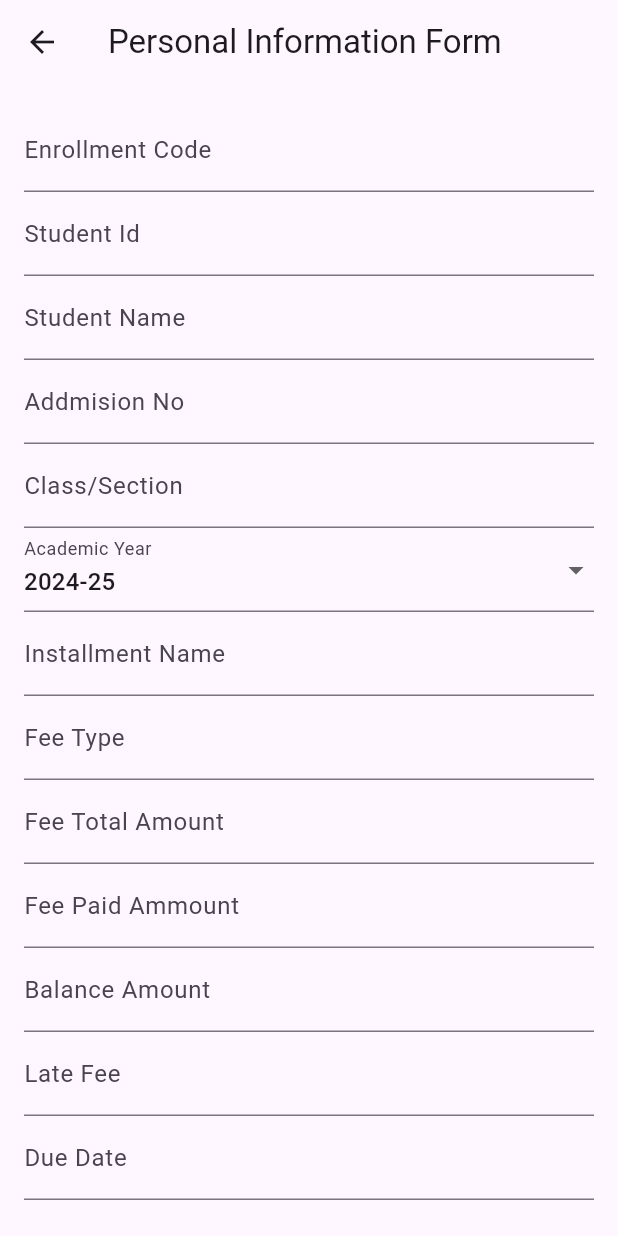
After one commit to Research-Cell-2024-2025/Elite-Learning-App, a Flutter app: the AddFeesPage screen opened directly, on a phone screen of 412 x 824 dp. The commit adds this screen. Run offline on Flutter 3.47's test engine with Material 3 defaults, Android fonts, the phone set to English and light mode, and no system bars; our stand-ins replace cloud_firestore, file_picker, firebase_auth, firebase_core, firebase_messaging, firebase_storage and 8 more; missing offline and left inert: flutter_pdfview, googleapis, workmanager; accounts and stored records are empty; project files that could hold a hidden picture were left out.

Commit message:
Add fees admin done

```diff
--- /dev/null
+++ b/elite/lib/admin/addFeespage.dart
@@ -0,0 +1,562 @@
+import 'package:cloud_firestore/cloud_firestore.dart';
+import 'package:firebase_auth/firebase_auth.dart';
+import 'package:flutter/material.dart';
+import 'package:intl/intl.dart';
+
+class AddFeesPage extends StatefulWidget {
+  const AddFeesPage({super.key});
+
+  @override
+  State<AddFeesPage> createState() => _AddFeesPageState();
+}
+
+class _AddFeesPageState extends State<AddFeesPage> {
+  final FirebaseAuth _auth = FirebaseAuth.instance;
+  final _formKey = GlobalKey<FormState>();
+  final _firestore = FirebaseFirestore.instance.collection('feesRecord');
+
+  final _studentNameController = TextEditingController();
+  final _enrollmentCodeController = TextEditingController();
+  final _studentIdController = TextEditingController();
+  final _admissionNumber = TextEditingController();
+  final _classOrSectionController = TextEditingController();
+  final _installmentNameController = TextEditingController();
+  final _feeTypeController = TextEditingController();
+  final _feeAmountController1 = TextEditingController();
+  final _paidAmmountController2 = TextEditingController();
+  final _ballanceController1 = TextEditingController();
+  final _lateFeesController2 = TextEditingController();
+  final _dueDateController3 = TextEditingController();
+  final _dateOfPaymentController = TextEditingController();
+  final _paymentRecieptNoController = TextEditingController();
+
+  String _selectedPaymentMode = 'Cash';
+  String _selectedPaymentStatus = 'Successful';
+  String _selectedAcademicYear = '2024-25';
+
+  @override
+  void dispose() {
+    _studentNameController.dispose();
+    _enrollmentCodeController.dispose();
+    _studentIdController.dispose();
+    _admissionNumber.dispose();
+    _classOrSectionController.dispose();
+    _installmentNameController.dispose();
+    _feeTypeController.dispose();
+    _feeAmountController1.dispose();
+    _paidAmmountController2.dispose();
+    _ballanceController1.dispose();
+    _lateFeesController2.dispose();
+    _dueDateController3.dispose();
+    _dateOfPaymentController.dispose();
+    _paymentRecieptNoController.dispose();
+    super.dispose();
+  }
+
+  Future<void> _selectDate() async {
+    final DateTime? pickedDate = await showDatePicker(
+      context: context,
+      initialDate: DateTime.now(),
+      firstDate: DateTime(1900),
+      lastDate: DateTime.now(),
+    );
+
+    if (pickedDate != null) {
+      final formattedDate = DateFormat('dd-MM-yyyy').format(pickedDate);
+      setState(() {
+        _dateOfPaymentController.text = formattedDate;
+      });
+    }
+  }
+
+  Future<void> _selectDateForDueDate() async {
+    final DateTime? pickedDate = await showDatePicker(
+      context: context,
+      initialDate: DateTime.now(),
+      firstDate: DateTime(1900),
+      lastDate: DateTime(2035),
+    );
+
+    if (pickedDate != null) {
+      final formattedDate = DateFormat('dd-MM-yyyy').format(pickedDate);
+      setState(() {
+        _dueDateController3.text = formattedDate;
+      });
+    }
+  }
+
+  Future<void> add() async {
+    try {
+      final studentData = {
+        'student_name': _studentNameController.text,
+        'enrollment_code': _enrollmentCodeController.text,
+        'student_id': _studentIdController.text,
+        'admission_no': _admissionNumber.text,
+        'class': _classOrSectionController.text,
+        'academic_year': _selectedAcademicYear,
+        'installment_name': _installmentNameController.text,
+        'fee_type': _feeTypeController.text,
+        'total_fee_amount': _feeAmountController1.text,
+        'paid_amount': _paidAmmountController2.text,
+        'balance_amount': _ballanceController1.text,
+        'late_fees': _lateFeesController2.text,
+        'due_date': _dueDateController3.text,
+        'payment_date': _dateOfPaymentController.text,
+        'payment_mode': _selectedPaymentMode,
+        'payment_reciept_no': _paymentRecieptNoController.text,
+        'payment_status': _selectedPaymentStatus,
+      };
+
+      await _firestore.doc(_paymentRecieptNoController.text).set(studentData);
+
+      ScaffoldMessenger.of(context).showSnackBar(
+        SnackBar(content: Text('Student information saved successfully!')),
+      );
+      print(studentData);
+      print('Successfull');
+      _formKey.currentState!.reset();
+    } catch (error) {
+      print(error);
+      ScaffoldMessenger.of(context).showSnackBar(
+        SnackBar(content: Text('Failed to save student information: $error')),
+      );
+    }
+  }
+
+  void _submitForm() {
+    if (_formKey.currentState!.validate()) {
+      add();
+    }
+  }
+
+  @override
+  Widget build(BuildContext context) {
+    return Scaffold(
+      appBar: AppBar(
+        title: Text('Personal Information Form'),
+      ),
+      body: Padding(
+        padding: EdgeInsets.all(16.0),
+        child: Form(
+          key: _formKey,
+          child: SingleChildScrollView(
+            child: Column(
+              children: <Widget>[
+                TextFormField(
+                  controller: _enrollmentCodeController,
+                  decoration: InputDecoration(labelText: 'Enrollment Code'),
+                  validator: (value) {
+                    if (value!.isEmpty) {
+                      return 'Please enter father name';
+                    }
+                    return null;
+                  },
+                ),
+                TextFormField(
+                  controller: _studentIdController,
+                  decoration: InputDecoration(labelText: 'Student Id'),
+                  validator: (value) {
+                    if (value!.isEmpty) {
+                      return 'Please enter father name';
+                    }
+                    return null;
+                  },
+                ),
+                TextFormField(
+                  controller: _studentNameController,
+                  decoration: InputDecoration(labelText: 'Student Name'),
+                  validator: (value) {
+                    if (value!.isEmpty) {
+                      return 'Please enter student name';
+                    }
+                    return null;
+                  },
+                ),
+                // DropdownButtonFormField<String>(
+                //   value: _selectedStandard,
+                //   items: ['Jr.KG', 'UKG', 'Day Care', 'PG', 'Nursery'].map((String value) {
+                //     return DropdownMenuItem<String>(
+                //       value: value,
+                //       child: Text(value),
+                //     );
+                //   }).toList(),
+                //   onChanged: (newValue) {
+                //     setState(() {
+                //       _selectedStandard = newValue!;
+                //     });
+                //   },
+                //   decoration: InputDecoration(labelText: 'Standard'),
+                // ),
+                // DropdownButtonFormField<String>(
+                //   value: _selectedGender,
+                //   items: ['Male', 'Female'].map((String value) {
+                //     return DropdownMenuItem<String>(
+                //       value: value,
+                //       child: Text(value),
+                //     );
+                //   }).toList(),
+                //   onChanged: (newValue) {
+                //     setState(() {
+                //       _selectedGender = newValue!;
+                //     });
+                //   },
+                //   decoration: InputDecoration(labelText: 'Gender'),
+                // ),
+                // GestureDetector(
+                //   onTap: _selectDate,
+                //   child: AbsorbPointer(
+                //     child: TextFormField(
+                //       controller: _dobController,
+                //       decoration: InputDecoration(
+                //         labelText: 'Date of Birth',
+                //         suffixIcon: Icon(Icons.calendar_today),
+                //       ),
+                //       validator: (value) {
+                //         if (value!.isEmpty) {
+                //           return 'Please enter date of birth';
+                //         }
+                //         return null;
+                //       },
+                //     ),
+                //   ),
+                // ),
+                // DropdownButtonFormField<String>(
+                //   value: _selectedNationality,
+                //   items: ['Indian', 'Others'].map((String value) {
+                //     return DropdownMenuItem<String>(
+                //       value: value,
+                //       child: Text(value),
+                //     );
+                //   }).toList(),
+                //   onChanged: (newValue) {
+                //     setState(() {
+                //       _selectedNationality = newValue!;
+                //     });
+                //   },
+                //   decoration: InputDecoration(labelText: 'Nationality'),
+                // ),
+                // if (_selectedNationality == 'Others')
+                //   TextFormField(
+                //     controller: _nationalityController,
+                //     decoration: InputDecoration(labelText: 'Specify Nationality'),
+                //     validator: (value) {
+                //       if (value!.isEmpty && _selectedNationality == 'Others') {
+                //         return 'Please specify nationality';
+                //       }
+                //       return null;
+                //     },
+                //   ),
+                TextFormField(
+                  controller: _admissionNumber,
+                  keyboardType: TextInputType.text,
+                  decoration: InputDecoration(labelText: 'Addmision No'),
+                  validator: (value) {
+                    if (value!.isEmpty) {
+                      return 'Please enter address';
+                    }
+                    return null;
+                  },
+                ),
+                TextFormField(
+                  controller: _classOrSectionController,
+                  keyboardType: TextInputType.emailAddress,
+                  decoration: InputDecoration(labelText: 'Class/Section'),
+                  validator: (value) {
+                    if (value!.isEmpty) {
+                      return 'Please enter email';
+                    }
+                    return null;
+                  },
+                ),
+                // TextFormField(
+                //   obscureText: _showPassword,
+                //   keyboardType: TextInputType.visiblePassword,
+                //   controller: _passwordController,
+                //   validator: (value) {
+                //     if (value!.isEmpty) {
+                //       return 'Please enter Password';
+                //     }
+                //     return null;
+                //   },
+                //   decoration: InputDecoration(
+                //     suffixIcon: IconButton(
+                //       icon: Icon(
+                //         _showPassword
+                //             ? Icons.visibility_off
+                //             : Icons.visibility,
+                //       ),
+                //       onPressed: () {
+                //         setState(() {
+                //           _showPassword = !_showPassword;
+                //         });
+                //       },
+                //     ),
+                //     label: Text('Password'),
+                //   ),
+                // ),
+
+                DropdownButtonFormField<String>(
+                  value: _selectedAcademicYear,
+                  items: ['2024-25','2025-26','2026-27','2027-28','2028-29','2029-30','2030-31','2031-32','2032-33'].map((String value) {
+                    return DropdownMenuItem<String>(
+                      value: value,
+                      child: Text(value),
+                    );
+                  }).toList(),
+                  onChanged: (newValue) {
+                    setState(() {
+                      _selectedAcademicYear = newValue!;
+                    });
+                  },
+                  decoration: InputDecoration(labelText: 'Academic Year'),
+                ),
+
+
+                TextFormField(
+                  controller: _installmentNameController,
+                  keyboardType: TextInputType.number,
+                  decoration: InputDecoration(labelText: 'Installment Name'),
+                  validator: (value) {
+                    if (value!.isEmpty) {
+                      return 'Please enter father phone number';
+                    }
+                    return null;
+                  },
+                ),
+                TextFormField(
+                  controller: _feeTypeController,
+                  keyboardType: TextInputType.text,
+                  decoration: InputDecoration(labelText: 'Fee Type'),
+                  validator: (value) {
+                    if (value!.isEmpty) {
+                      return 'Please enter mother phone number';
+                    }
+                    return null;
+                  },
+                ),
+                TextFormField(
+                  controller: _feeAmountController1,
+                  keyboardType: TextInputType.number,
+                  decoration: InputDecoration(labelText: 'Fee Total Amount'),
+                  validator: (value) {
+                    if (value!.isEmpty) {
+                      return 'Please enter mother phone number';
+                    }
+                    return null;
+                  },
+                ),
+                TextFormField(
+                  controller: _paidAmmountController2,
+                  keyboardType: TextInputType.number,
+                  decoration: InputDecoration(labelText: 'Fee Paid Ammount'),
+                  validator: (value) {
+                    if (value!.isEmpty) {
+                      return 'Please enter mother phone number';
+                    }
+                    return null;
+                  },
+                ),
+                TextFormField(
+                  controller: _ballanceController1,
+                  keyboardType: TextInputType.number,
+                  decoration: InputDecoration(labelText: 'Balance Amount'),
+                  validator: (value) {
+                    if (value!.isEmpty) {
+                      return 'Please enter mother phone number';
+                    }
+                    return null;
+                  },
+                ),
+                TextFormField(
+                  controller: _lateFeesController2,
+                  keyboardType: TextInputType.number,
+                  decoration: InputDecoration(labelText: 'Late Fee',hintText: 'Set as 0 if none'),
+                  validator: (value) {
+                    if (value!.isEmpty) {
+                      return 'Please enter mother phone number';
+                    }
+                    return null;
+                  },
+                ),
+                TextFormField(
+                  controller: _dueDateController3,
+                  decoration: InputDecoration(labelText: 'Due Date'),
+                  onTap: _selectDateForDueDate,
+                  validator: (value) {
+                    if (value!.isEmpty) {
+                      return 'Please enter mother phone number';
+                    }
+                    return null;
+                  },
+                ),
+                TextFormField(
+                  controller: _dateOfPaymentController,
+                  onTap: _selectDate,
+                  decoration: InputDecoration(labelText: 'Date of Payment'),
+                  validator: (value) {
+                    if (value!.isEmpty) {
+                      return 'Please enter mother phone number';
+                    }
+                    return null;
+                  },
+                ),
+                DropdownButtonFormField<String>(
+                  value: _selectedPaymentMode,
+                  items: ['Cash','Online','Check'].map((String value) {
+                    return DropdownMenuItem<String>(
+                      value: value,
+                      child: Text(value),
+                    );
+                  }).toList(),
+                  onChanged: (newValue) {
+                    setState(() {
+                      _selectedPaymentMode = newValue!;
+                    });
+                  },
+                  decoration: InputDecoration(labelText: 'Payment Mode'),
+                ),
+
+                TextFormField(
+                  controller: _paymentRecieptNoController,
+                  keyboardType: TextInputType.number,
+                  decoration: InputDecoration(labelText: 'Payment Reciept No'),
+                  validator: (value) {
+                    if (value!.isEmpty) {
+                      return 'Please enter mother phone number';
+                    }
+                    return null;
+                  },
+                ),
+
+                DropdownButtonFormField<String>(
+                  value: _selectedPaymentStatus,
+                  items: ['Pending', 'Successful','Failed'].map((String value) {
+                    return DropdownMenuItem<String>(
+                      value: value,
+                      child: Text(value),
+                    );
+                  }).toList(),
+                  onChanged: (newValue) {
+                    setState(() {
+                      _selectedPaymentStatus = newValue!;
+                    });
+                  },
+                  decoration: InputDecoration(labelText: 'Payment Status'),
+                ),
+                // Container(
+                //   alignment: Alignment.topLeft,
+                //   child: Column(
+                //     crossAxisAlignment: CrossAxisAlignment.start,
+                //     children: [
+                //       Text('Emergency contact', style: TextStyle(fontWeight: FontWeight.bold)),
+                //       Align(
+                //         alignment: Alignment.centerLeft,
+                //         child: Text('Relative 1', style: TextStyle(fontWeight: FontWeight.bold)),
+                //       ),
+                //       TextFormField(
+                //         controller: _relative1nameController,
+                //         keyboardType: TextInputType.text,
+                //         decoration: InputDecoration(labelText: 'Name'),
+                //         validator: (value) {
+                //           if (value!.isEmpty) {
+                //             return 'Please enter name';
+                //           }
+                //           return null;
+                //         },
+                //       ),
+                //       TextFormField(
+                //         controller: _relativePhoneController1,
+                //         keyboardType: TextInputType.number,
+                //         decoration: InputDecoration(labelText: 'Phone'),
+                //         validator: (value) {
+                //           if (value!.isEmpty) {
+                //             return 'Please enter phone number';
+                //           }
+                //           return null;
+                //         },
+                //       ),
+                //       TextFormField(
+                //         controller: _relativeRelationController1,
+                //         decoration: InputDecoration(labelText: 'Relation'),
+                //         validator: (value) {
+                //           if (value!.isEmpty) {
+                //             return 'Please enter relation';
+                //           }
+                //           return null;
+                //         },
+                //       ),
+                //       Align(
+                //         alignment: Alignment.centerLeft,
+                //         child: Text('Relative 2 (optional)', style: TextStyle(fontWeight: FontWeight.bold)),
+                //       ),
+                //       TextFormField(
+                //         controller: _relative2nameController,
+                //         keyboardType: TextInputType.text,
+                //         decoration: InputDecoration(labelText: 'Name'),
+                //       ),
+                //       TextFormField(
+                //         controller: _relativePhoneController2,
+                //         keyboardType: TextInputType.number,
+                //         decoration: InputDecoration(labelText: 'Phone'),
+                //
+                //       ),
+                //       TextFormField(
+                //         controller: _relativeRelationController2,
+                //         decoration: InputDecoration(labelText: 'Relation'),
+                //       ),
+                //       Align(
+                //         alignment: Alignment.centerLeft,
+                //         child: Text('Relative 3 (optional)', style: TextStyle(fontWeight: FontWeight.bold)),
+                //       ),
+                //       TextFormField(
+                //         controller: _relative3nameController,
+                //         keyboardType: TextInputType.text,
+                //         decoration: InputDecoration(labelText: 'Name'),
+                //       ),
+                //       TextFormField(
+                //         controller: _relativePhoneController3,
+                //         keyboardType: TextInputType.number,
+                //         decoration: InputDecoration(labelText: 'Phone'),
+                //       ),
+                //       TextFormField(
+                //         controller: _relativeRelationController3,
+                //         decoration: InputDecoration(labelText: 'Relation'),
+                //       ),
+                //     ],
+                //   ),
+                // ),
+                // Align(
+                //   alignment: Alignment.centerLeft,
+                //   child: Text('Guardian details', style: TextStyle(fontWeight: FontWeight.bold)),
+                // ),
+                // TextFormField(
+                //   controller: _guardianNameController,
+                //   decoration: InputDecoration(labelText: 'Guardian Name'),
+                // ),
+                // TextFormField(
+                //   controller: _guardianPhoneController,
+                //   keyboardType: TextInputType.number,
+                //   decoration: InputDecoration(labelText: 'Guardian Phone'),
+                // ),
+                // TextFormField(
+                //   controller: _guardianEmailController,
+                //   keyboardType: TextInputType.emailAddress,
+                //   decoration: InputDecoration(labelText: 'Guardian Email'),
+                // ),
+                // TextFormField(
+                //   controller: _guardianRelationController,
+                //   decoration: InputDecoration(labelText: 'Relation with Student'),
+                // ),
+                SizedBox(height: 20),
+                ElevatedButton(
+                  onPressed: _submitForm,
+                  child: Text('Submit'),
+                ),
+              ],
+            ),
+          ),
+        ),
+      ),
+    );
+  }
+}
```
Also changed, not shown: elite/lib/admin/Homepage.dart (+8 -0 lines).
